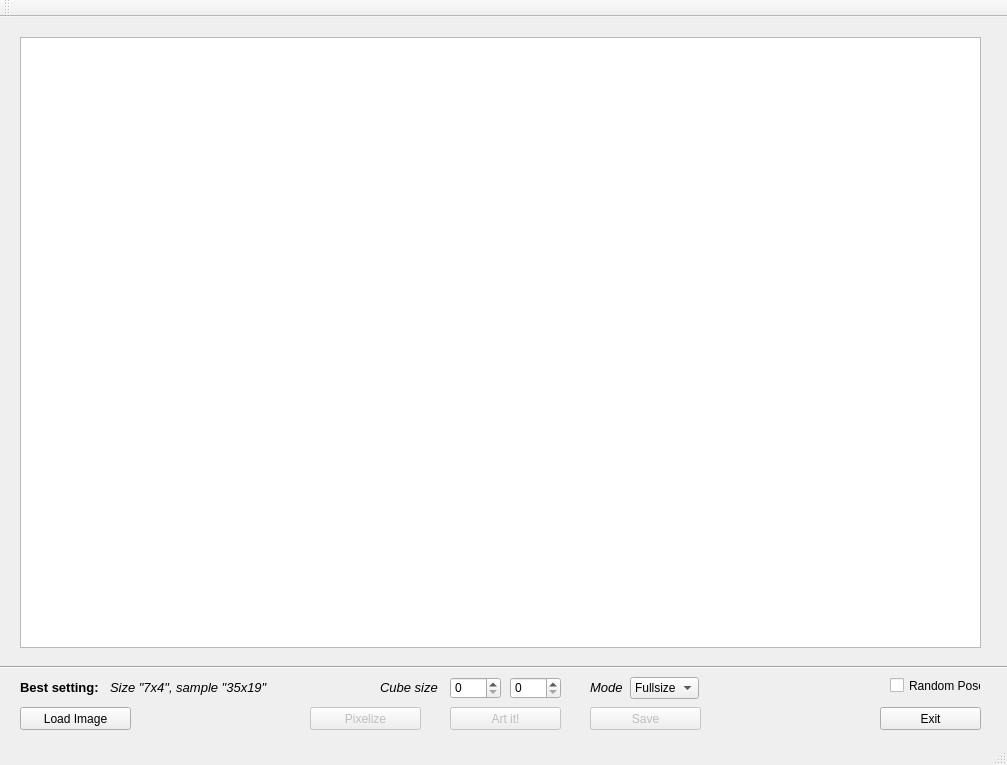
The window that mainwindow.ui (taramija/PixelArt) describes before a commit, drawn with Qt 5.
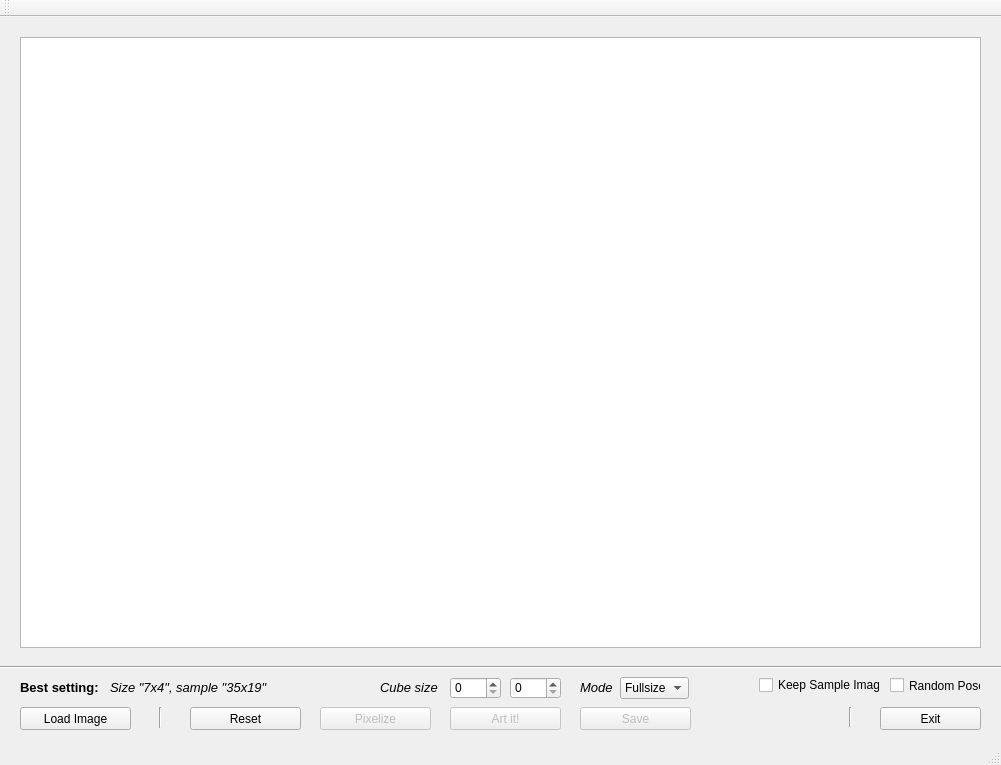
The same window after the commit.

Commit message: add keep sample image function / fix cube size crash bug / add reset to original state button / add progress bar for sample images data extraction

```diff
--- a/mainwindow.ui
+++ b/mainwindow.ui
@@ -6,13 +6,22 @@
    <rect>
     <x>0</x>
     <y>0</y>
-    <width>1007</width>
+    <width>1001</width>
     <height>765</height>
    </rect>
   </property>
   <property name="windowTitle">
    <string>MainWindow</string>
   </property>
+  <property name="layoutDirection">
+   <enum>Qt::LeftToRight</enum>
+  </property>
+  <property name="autoFillBackground">
+   <bool>false</bool>
+  </property>
+  <property name="styleSheet">
+   <string notr="true"/>
+  </property>
   <widget class="QWidget" name="centralWidget">
    <widget class="QPushButton" name="btnPixelize">
     <property name="enabled">
@@ -20,7 +29,7 @@
     </property>
     <property name="geometry">
      <rect>
-      <x>310</x>
+      <x>320</x>
       <y>690</y>
       <width>111</width>
       <height>23</height>
@@ -49,7 +58,7 @@
     </property>
     <property name="geometry">
      <rect>
-      <x>590</x>
+      <x>580</x>
       <y>690</y>
       <width>111</width>
       <height>23</height>
@@ -174,7 +183,7 @@
    <widget class="QLabel" name="label_2">
     <property name="geometry">
      <rect>
-      <x>590</x>
+      <x>580</x>
       <y>650</y>
       <width>71</width>
       <height>41</height>
@@ -237,7 +246,7 @@
    <widget class="QComboBox" name="boxMode">
     <property name="geometry">
      <rect>
-      <x>630</x>
+      <x>620</x>
       <y>660</y>
       <width>69</width>
       <height>22</height>
@@ -300,6 +309,58 @@
      <string>Random Pose</string>
     </property>
    </widget>
+   <widget class="QPushButton" name="btnReset">
+    <property name="geometry">
+     <rect>
+      <x>190</x>
+      <y>690</y>
+      <width>111</width>
+      <height>23</height>
+     </rect>
+    </property>
+    <property name="text">
+     <string>Reset</string>
+    </property>
+   </widget>
+   <widget class="Line" name="line_4">
+    <property name="geometry">
+     <rect>
+      <x>150</x>
+      <y>690</y>
+      <width>20</width>
+      <height>21</height>
+     </rect>
+    </property>
+    <property name="orientation">
+     <enum>Qt::Vertical</enum>
+    </property>
+   </widget>
+   <widget class="Line" name="line_5">
+    <property name="geometry">
+     <rect>
+      <x>840</x>
+      <y>690</y>
+      <width>20</width>
+      <height>20</height>
+     </rect>
+    </property>
+    <property name="orientation">
+     <enum>Qt::Vertical</enum>
+    </property>
+   </widget>
+   <widget class="QCheckBox" name="sampleKeep">
+    <property name="geometry">
+     <rect>
+      <x>759</x>
+      <y>660</y>
+      <width>121</width>
+      <height>16</height>
+     </rect>
+    </property>
+    <property name="text">
+     <string>Keep Sample Images</string>
+    </property>
+   </widget>
   </widget>
   <widget class="QToolBar" name="mainToolBar">
    <attribute name="toolBarArea">
```
Left out of the diff: 3 changed lines with no effect on the pictures. The commit also changes 29 other files.
